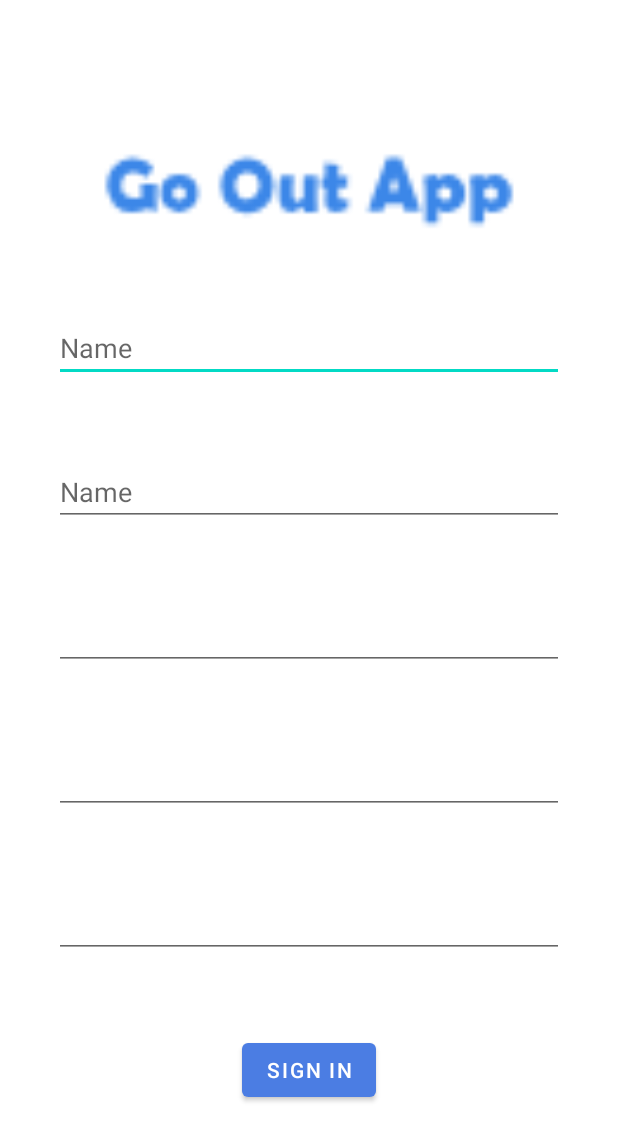
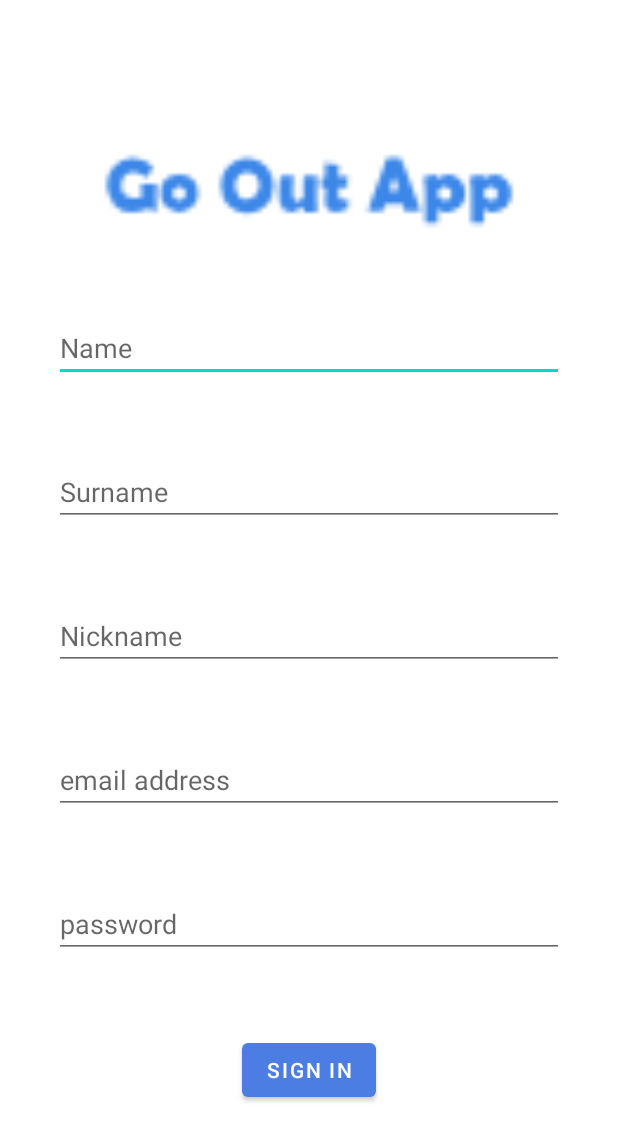
Before and after one commit to GianlucaLa/GoOutApp, an Android app: the RegistrationActivity screen opened directly, with no data from a screen before it, on a phone screen of 412 x 824 dp. Shown: the top 1141 px of the screen. Run offline under Robolectric (Android 15) with nearby library versions, the phone set to English and light mode, and no system bars.

Commit message:
sitemato stringhe

```diff
--- a/app/src/main/res/layout/registration.xml
+++ b/app/src/main/res/layout/registration.xml
@@ -12,7 +12,7 @@
         android:layout_width="0dp"
         android:layout_height="wrap_content"
         android:ems="10"
-        android:hint="Name"
+        android:hint="@string/Nome"
         android:inputType="textPersonName"
         app:layout_constraintBottom_toTopOf="@+id/ediTextCognome"
         app:layout_constraintEnd_toEndOf="parent"
@@ -24,7 +24,7 @@
         android:layout_width="0dp"
         android:layout_height="wrap_content"
         android:ems="10"
-        android:hint=""
+        android:hint="@string/email_address"
         android:inputType="textEmailAddress"
         app:layout_constraintBottom_toTopOf="@+id/editTextPassword"
         app:layout_constraintEnd_toEndOf="parent"
@@ -36,7 +36,7 @@
         android:layout_width="0dp"
         android:layout_height="wrap_content"
         android:ems="10"
-        android:hint=""
+        android:hint="@string/Nickname"
         android:inputType="textPersonName"
         app:layout_constraintBottom_toTopOf="@+id/editTextEmail"
         app:layout_constraintEnd_toEndOf="parent"
@@ -48,7 +48,7 @@
         android:layout_width="0dp"
         android:layout_height="wrap_content"
         android:ems="10"
-        android:inputType="textPassword"
+       android:hint="@string/password"
         app:layout_constraintBottom_toTopOf="@+id/button2"
         app:layout_constraintEnd_toEndOf="parent"
         app:layout_constraintStart_toStartOf="parent"
@@ -59,7 +59,7 @@
         android:layout_width="0dp"
         android:layout_height="wrap_content"
         android:ems="10"
-        android:hint="Name"
+        android:hint="@string/Cognome"
         android:inputType="textPersonName"
         app:layout_constraintBottom_toTopOf="@+id/editTextNickname"
         app:layout_constraintEnd_toEndOf="parent"
--- a/app/src/main/res/values/strings.xml
+++ b/app/src/main/res/values/strings.xml
@@ -5,4 +5,7 @@
     <string name="login">Login</string>
     <string name="registrati">Sign in</string>
     <string name="textRegistrazione">"Not registered yet? "</string>
+    <string name="Nome">Name</string>
+    <string name="Cognome">Surname</string>
+    <string name="Nickname">Nickname</string>
 </resources>
```
Also changed, not shown: 1 other file.
